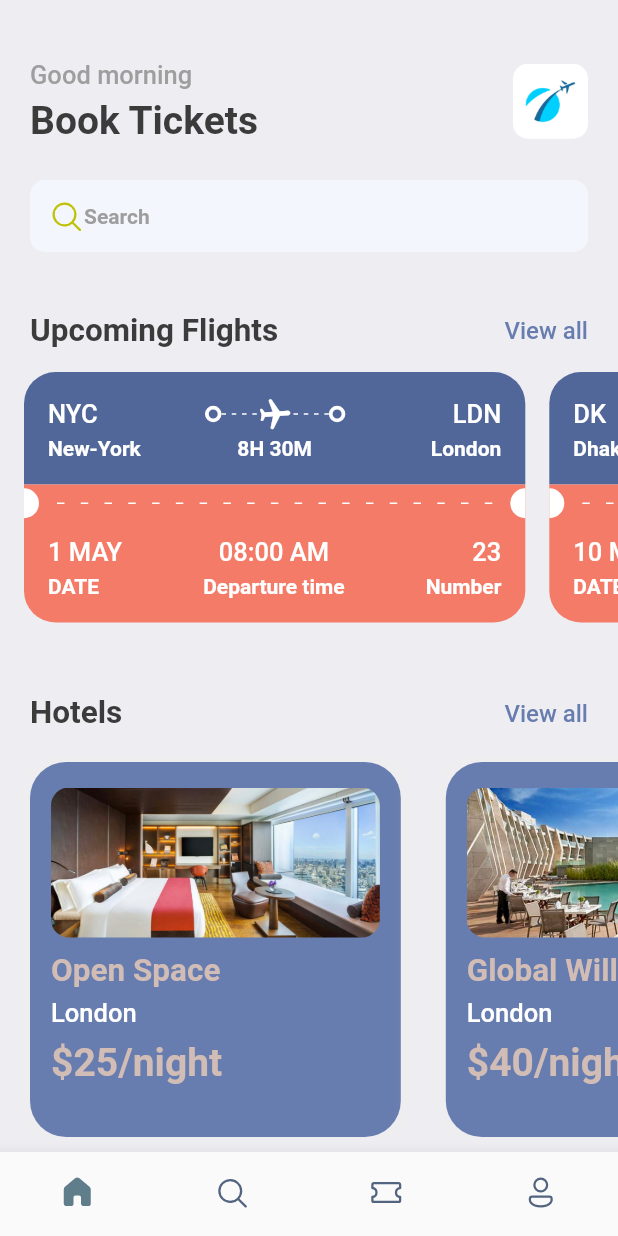
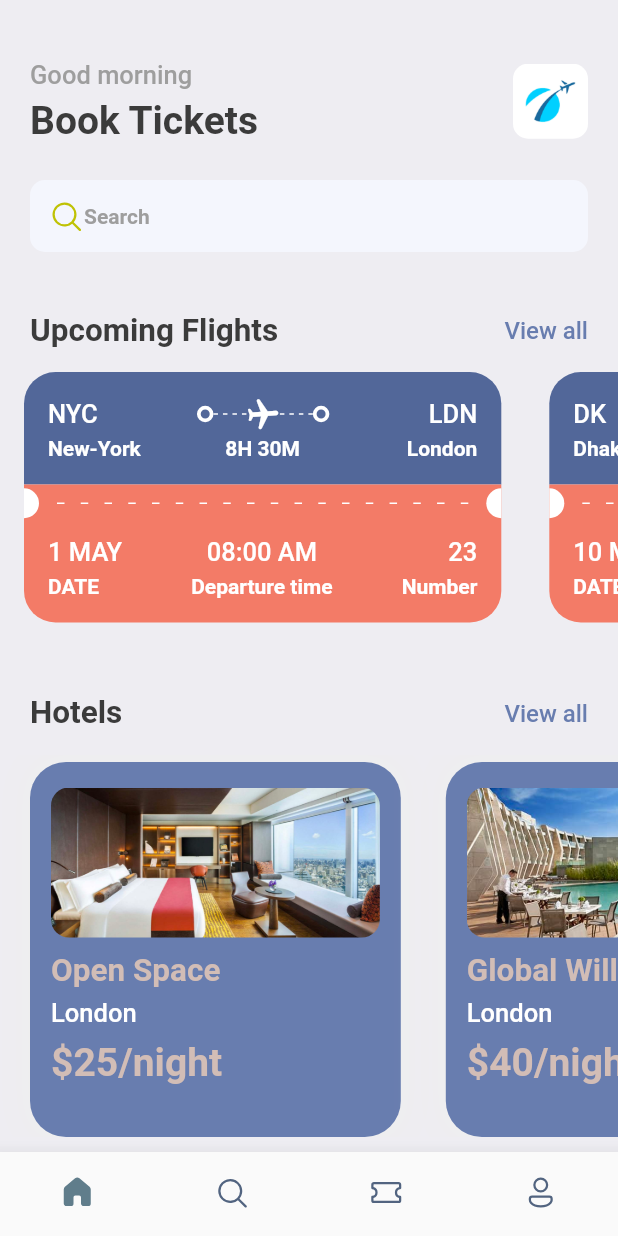
Before and after one commit to Ericky121/booktickets, a Flutter app: the screen it shows after launch, on a phone screen of 412 x 824 dp. Run offline on Flutter 3.47's test engine with Material 2 defaults, Android fonts, the phone set to English and light mode, and no system bars; our stand-ins replace fluentui_icons, gap, get.

Commit message:
2022.08.01 Changed

```diff
--- a/lib/screens/buttom_bar.dart
+++ b/lib/screens/buttom_bar.dart
@@ -1,4 +1,5 @@
 import 'package:booktickets/screens/home_screen.dart';
+import 'package:booktickets/screens/search_screen.dart';
 import 'package:fluentui_icons/fluentui_icons.dart';
 import 'package:flutter/cupertino.dart';
 import 'package:flutter/material.dart';
@@ -15,9 +16,8 @@ class _BottomBarState extends State<BottomBar> {
   int _selectedIndex = 0;
 
   static final List<Widget> _widgetOption = <Widget>[
-    HomeScreen(),
-    const Text("Home"),
-    const Text("Search"),
+    const HomeScreen(),
+    const SearchScreen(),
     const Text("Tickets"),
     const Text("Profile")
   ];
@@ -32,7 +32,7 @@ class _BottomBarState extends State<BottomBar> {
   Widget build(BuildContext context) {
     return Scaffold(
       body: Center(
-        child: _widgetOption[0]
+        child: _widgetOption[_selectedIndex]
       ),
       bottomNavigationBar: BottomNavigationBar(
         currentIndex: _selectedIndex,
--- a/lib/screens/ticket_view.dart
+++ b/lib/screens/ticket_view.dart
@@ -32,9 +32,9 @@ class TicketView extends StatelessWidget {
     final size = AppLayout.getSize(context);
     return SizedBox(
       width: size.width * 0.85,
-      height: 200,
+      height: AppLayout.getHeight(200),
       child: Container(
-        margin: const EdgeInsets.only(left: 16),
+        margin: EdgeInsets.only(right: AppLayout.getHeight(16), left: AppLayout.getHeight(16)),
         child: Column(
           mainAxisSize: MainAxisSize.min,
           children: [
--- a/lib/utils/app_layout.dart
+++ b/lib/utils/app_layout.dart
@@ -1,7 +1,26 @@
 import 'package:flutter/material.dart';
+import 'package:get/get.dart';
 
 class AppLayout {
   static getSize(BuildContext context) {
     return MediaQuery.of(context).size;
   }
+
+  static getScreenHeight() {
+    return Get.height;
+  }
+
+  static getScreenWidth() {
+    return Get.width;
+  }
+
+  static getHeight(double pixels) {
+    double x = getScreenHeight() / pixels;  // 844/200 => 4.22
+    return getScreenHeight() / x;
+  }
+
+  static getWidth(double pixels) {
+    double x = getScreenWidth() / pixels;
+    return getScreenWidth() / x;
+  }
 }
--- a/pubspec.yaml
+++ b/pubspec.yaml
@@ -35,7 +35,9 @@ dependencies:
   # Use with the CupertinoIcons class for iOS style icons.
   cupertino_icons: ^1.0.2
   fluentui_icons: ^1.0.0
+  get:
   gap: ^2.0.0
+
 
 dev_dependencies:
   flutter_test:
```
Also changed, not shown: lib/screens/search_screen.dart (added, +100 -0 lines), lib/widgets/icon_text_widget.dart (added, +37 -0 lines), pubspec.lock.
